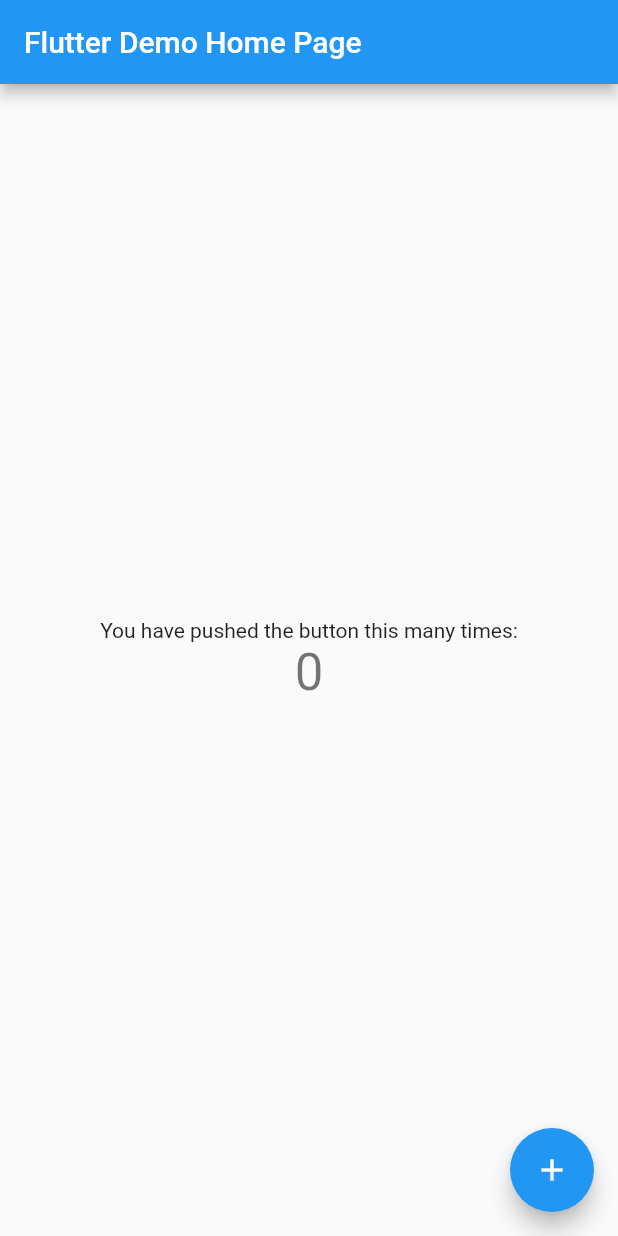
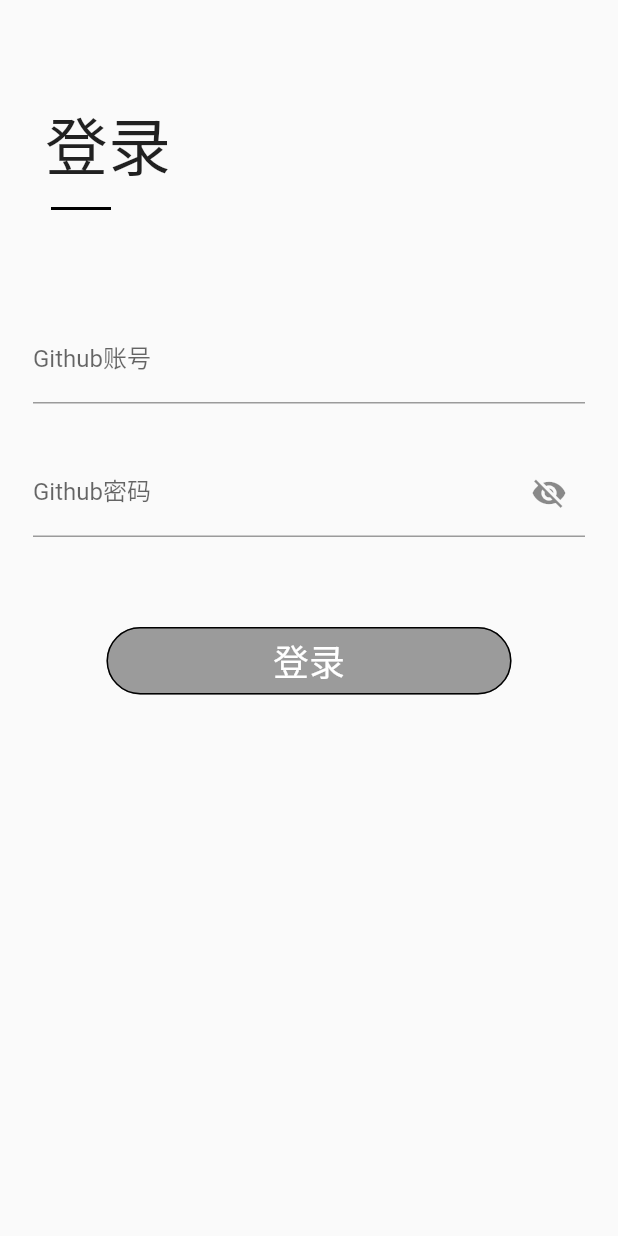
Before and after one commit to Yuzopro/flutter_architecture, a Flutter app: the screen it shows after launch, on a phone screen of 412 x 824 dp. Run offline on Flutter 3.47's test engine with Material 2 defaults, Android fonts, the phone set to English and light mode, and no system bars; our stand-ins replace connectivity, dio, flutter_redux, flutter_spinkit, fluttertoast, redux and 1 more; accounts and stored records are empty; generated files the repository leaves out were written again.

Commit message:
完善代码

```diff
--- a/lib/flutter_architecture.dart
+++ b/lib/flutter_architecture.dart
@@ -10,3 +10,5 @@ export 'package:fluttertoast/fluttertoast.dart';
 export 'package:flutter_architecture/util/log_util.dart';
 export 'package:json_annotation/json_annotation.dart';
 export 'package:rxdart/rxdart.dart';
+export 'package:flutter_redux/flutter_redux.dart';
+export 'package:redux/redux.dart';
--- a/mvp/lib/base/i_base_view.dart
+++ b/mvp/lib/base/i_base_view.dart
@@ -2,6 +2,4 @@ abstract class IBaseView {
   showLoading();
 
   hideLoading();
-
-  showToast(String message);
 }
--- a/mvp/lib/page/login_page.dart
+++ b/mvp/lib/page/login_page.dart
@@ -151,9 +151,7 @@ class _LoginPageState extends BaseState<LoginPage, LoginPresenter, ILoginView>
         labelText: 'Github账号:',
         suffixIcon: new GestureDetector(
           onTap: () {
-            setState(() {
-              _nameController.clear();
-            });
+            _nameController.clear();
           },
           child: new Icon(_nameController.text.length > 0 ? Icons.clear : null),
         ),
--- a/pubspec.yaml
+++ b/pubspec.yaml
@@ -19,6 +19,7 @@ dependencies:
   fluttertoast: ^3.1.0
   cached_network_image: ^0.8.0
   rxdart: ^0.22.0
+  flutter_redux: ^0.5.3
 
 dev_dependencies:
   flutter_test:
--- /dev/null
+++ b/redux/lib/action/login_action.dart
@@ -0,0 +1,24 @@
+import 'package:flutter/widgets.dart';
+import 'package:flutter_architecture/flutter_architecture.dart';
+
+class FetchLoginAction {
+  final BuildContext context;
+  final String userName;
+  final String password;
+
+  FetchLoginAction(this.context, this.userName, this.password);
+}
+
+class ReceivedLoginAction {
+  ReceivedLoginAction(
+    this.token,
+    this.userBean,
+  );
+
+  final String token;
+  final UserBean userBean;
+}
+
+class RequestingLoginAction {}
+
+class ErrorLoadingLoginAction {}
--- /dev/null
+++ b/redux/lib/base/app_state.dart
@@ -0,0 +1,15 @@
+import 'package:flutter/material.dart';
+
+import '../state/login_state.dart';
+
+class AppState {
+  final LoginState loginState;
+
+  AppState({
+    this.loginState,
+  });
+
+  factory AppState.initial() => AppState(
+        loginState: LoginState.initial(),
+      );
+}
--- a/redux/lib/main.dart
+++ b/redux/lib/main.dart
@@ -1,111 +1,55 @@
 import 'package:flutter/material.dart';
+import 'package:flutter_architecture/flutter_architecture.dart';
 
-void main() => runApp(MyApp());
+import 'base/app_reducer.dart';
+import 'base/app_state.dart';
+import 'middleware/login_middleware.dart';
+import 'page/login_page.dart';
 
-class MyApp extends StatelessWidget {
-  // This widget is the root of your application.
+void main() {
+  final store = new Store<AppState>(
+    appReducer,
+    initialState: AppState.initial(),
+    middleware: [
+      LoginMiddleware(),
+    ],
+  );
+
+  runApp(
+    ReduxApp(
+      store: store,
+    ),
+  );
+}
+
+class ReduxApp extends StatelessWidget {
+  final Store<AppState> store;
+
+  const ReduxApp({Key key, this.store}) : super(key: key);
+
   @override
   Widget build(BuildContext context) {
-    return MaterialApp(
-      title: 'Flutter Demo',
-      theme: ThemeData(
-        // This is the theme of your application.
-        //
-        // Try running your application with "flutter run". You'll see the
-        // application has a blue toolbar. Then, without quitting the app, try
-        // changing the primarySwatch below to Colors.green and then invoke
-        // "hot reload" (press "r" in the console where you ran "flutter run",
-        // or simply save your changes to "hot reload" in a Flutter IDE).
-        // Notice that the counter didn't reset back to zero; the application
-        // is not restarted.
-        primarySwatch: Colors.blue,
+    return new StoreProvider<AppState>(
+      store: store,
+      child: StoreConnector<AppState, _ViewModel>(
+        converter: _ViewModel.fromStore,
+        builder: (context, vm) {
+          return MaterialApp(
+            theme: ThemeData(
+              primaryColor: Colors.black,
+            ),
+            home: LoginPage(),
+          );
+        },
       ),
-      home: MyHomePage(title: 'Flutter Demo Home Page'),
     );
   }
 }
 
-class MyHomePage extends StatefulWidget {
-  MyHomePage({Key key, this.title}) : super(key: key);
+class _ViewModel {
+  _ViewModel();
 
-  // This widget is the home page of your application. It is stateful, meaning
-  // that it has a State object (defined below) that contains fields that affect
-  // how it looks.
-
-  // This class is the configuration for the state. It holds the values (in this
-  // case the title) provided by the parent (in this case the App widget) and
-  // used by the build method of the State. Fields in a Widget subclass are
-  // always marked "final".
-
-  final String title;
-
-  @override
-  _MyHomePageState createState() => _MyHomePageState();
-}
-
-class _MyHomePageState extends State<MyHomePage> {
-  int _counter = 0;
-
-  void _incrementCounter() {
-    setState(() {
-      // This call to setState tells the Flutter framework that something has
-      // changed in this State, which causes it to rerun the build method below
-      // so that the display can reflect the updated values. If we changed
-      // _counter without calling setState(), then the build method would not be
-      // called again, and so nothing would appear to happen.
-      _counter++;
-    });
-  }
-
-  @override
-  Widget build(BuildContext context) {
-    // This method is rerun every time setState is called, for instance as done
-    // by the _incrementCounter method above.
-    //
-    // The Flutter framework has been optimized to make rerunning build methods
-    // fast, so that you can just rebuild anything that needs updating rather
-    // than having to individually change instances of widgets.
-    return Scaffold(
-      appBar: AppBar(
-        // Here we take the value from the MyHomePage object that was created by
-        // the App.build method, and use it to set our appbar title.
-        title: Text(widget.title),
-      ),
-      body: Center(
-        // Center is a layout widget. It takes a single child and positions it
-        // in the middle of the parent.
-        child: Column(
-          // Column is also layout widget. It takes a list of children and
-          // arranges them vertically. By default, it sizes itself to fit its
-          // children horizontally, and tries to be as tall as its parent.
-          //
-          // Invoke "debug painting" (press "p" in the console, choose the
-          // "Toggle Debug Paint" action from the Flutter Inspector in Android
-          // Studio, or the "Toggle Debug Paint" command in Visual Studio Code)
-          // to see the wireframe for each widget.
-          //
-          // Column has various properties to control how it sizes itself and
-          // how it positions its children. Here we use mainAxisAlignment to
-          // center the children vertically; the main axis here is the vertical
-          // axis because Columns are vertical (the cross axis would be
-          // horizontal).
-          mainAxisAlignment: MainAxisAlignment.center,
-          children: <Widget>[
-            Text(
-              'You have pushed the button this many times:',
-            ),
-            Text(
-              '$_counter',
-              style: Theme.of(context).textTheme.display1,
-            ),
-          ],
-        ),
-      ),
-      floatingActionButton: FloatingActionButton(
-        onPressed: _incrementCounter,
-        tooltip: 'Increment',
-        child: Icon(Icons.add),
-      ), // This trailing comma makes auto-formatting nicer for build methods.
-    );
+  static _ViewModel fromStore(Store<AppState> store) {
+    return _ViewModel();
   }
 }
--- /dev/null
+++ b/redux/lib/page/login_page.dart
@@ -0,0 +1,200 @@
+import 'package:flutter/material.dart';
+import 'package:flutter_architecture/flutter_architecture.dart';
+import 'package:flutter_redux/flutter_redux.dart';
+import 'package:flutter_spinkit/flutter_spinkit.dart';
+
+import '../action/login_action.dart';
+import '../base/app_state.dart';
+
+class LoginPage extends StatelessWidget {
+  @override
+  Widget build(BuildContext context) {
+    return StoreConnector<AppState, LoginPageViewModel>(
+      distinct: true,
+      converter: (store) => LoginPageViewModel.fromStore(store, context),
+      builder: (_, viewModel) => LoginPageContent(viewModel),
+    );
+  }
+}
+
+class LoginPageContent extends StatefulWidget {
+  final LoginPageViewModel viewModel;
+
+  LoginPageContent(this.viewModel);
+
+  @override
+  State<StatefulWidget> createState() {
+    return _LoginPageContentState();
+  }
+}
+
+class _LoginPageContentState extends State<LoginPageContent> {
+  TextEditingController _nameController;
+  TextEditingController _passwordController;
+
+  bool _obscureText = true;
+
+  @override
+  void initState() {
+    super.initState();
+    _nameController = new TextEditingController();
+    _passwordController = new TextEditingController();
+  }
+
+  @override
+  Widget build(BuildContext context) {
+    return Scaffold(
+        body: Stack(
+      children: <Widget>[
+        Form(
+            child: ListView(
+          padding: EdgeInsets.symmetric(horizontal: 22.0),
+          children: <Widget>[
+            SizedBox(
+              height: kToolbarHeight,
+            ),
+            _buildTitle(),
+            _buildTitleLine(),
+            SizedBox(height: 70.0),
+            _buildNameTextField(),
+            SizedBox(height: 30.0),
+            _buildPasswordTextField(context),
+            SizedBox(height: 60.0),
+            _buildLoginButton(context),
+          ],
+        )),
+        new Offstage(
+          offstage: !widget.viewModel.isLoading,
+          child: new Container(
+            width: MediaQuery.of(context).size.width,
+            height: MediaQuery.of(context).size.height,
+            color: Colors.black54,
+            child: new Center(
+              child: SpinKitCircle(
+                color: Theme.of(context).primaryColor,
+                size: 25.0,
+              ),
+            ),
+          ),
+        )
+      ],
+    ));
+  }
+
+  Align _buildLoginButton(BuildContext context) {
+    return Align(
+      child: SizedBox(
+        height: 45.0,
+        width: 270.0,
+        child: RaisedButton(
+          child: Text(
+            '登录',
+            style: Theme.of(context).primaryTextTheme.headline,
+          ),
+          color: Colors.black,
+          onPressed: _isValidLogin()
+              ? () {
+                  _login();
+                }
+              : null,
+          shape: StadiumBorder(side: BorderSide()),
+        ),
+      ),
+    );
+  }
+
+  TextFormField _buildPasswordTextField(BuildContext context) {
+    return new TextFormField(
+      controller: _passwordController,
+      decoration: new InputDecoration(
+        labelText: 'Github密码',
+        suffixIcon: new GestureDetector(
+          onTap: () {
+            setState(() {
+              _obscureText = !_obscureText;
+            });
+          },
+          child:
+              new Icon(_obscureText ? Icons.visibility_off : Icons.visibility),
+        ),
+      ),
+      maxLines: 1,
+      obscureText: _obscureText,
+    );
+  }
+
+  TextFormField _buildNameTextField() {
+    return new TextFormField(
+      controller: _nameController,
+      decoration: new InputDecoration(
+        labelText: 'Github账号',
+        suffixIcon: new GestureDetector(
+          onTap: () {
+            _nameController.clear();
+          },
+          child: new Icon(_nameController.text.length > 0 ? Icons.clear : null),
+        ),
+      ),
+      maxLines: 1,
+    );
+  }
+
+  Padding _buildTitleLine() {
+    return Padding(
+      padding: EdgeInsets.only(left: 12.0, top: 4.0),
+      child: Align(
+        alignment: Alignment.bottomLeft,
+        child: Container(
+          color: Colors.black,
+          width: 40.0,
+          height: 2.0,
+        ),
+      ),
+    );
+  }
+
+  Padding _buildTitle() {
+    return Padding(
+      padding: EdgeInsets.all(8.0),
+      child: Text(
+        '登录',
+        style: TextStyle(fontSize: 42.0),
+      ),
+    );
+  }
+
+  _isValidLogin() {
+    String name = _nameController.text;
+    String password = _passwordController.text;
+
+    return name.length > 0 && password.length > 0;
+  }
+
+  _login() {
+    String name = _nameController.text;
+    String password = _passwordController.text;
+    widget.viewModel.onLogin(name, password);
+  }
+}
+
+typedef OnLogin = void Function(String name, String password);
+
+class LoginPageViewModel {
+  static final String TAG = "LoginPageViewModel";
+
+  final OnLogin onLogin;
+  final bool isLoading;
+
+  LoginPageViewModel({this.onLogin, this.isLoading});
+
+  static LoginPageViewModel fromStore(
+      Store<AppState> store, BuildContext context) {
+    return LoginPageViewModel(
+      isLoading: store.state.loginState.isLoading,
+      onLogin: (String name, String password) {
+        LogUtil.v('name is $name, password is $password', tag: TAG);
+        store.dispatch(FetchLoginAction(context, name, password));
+      },
+    );
+  }
+}
--- /dev/null
+++ b/redux/lib/state/login_state.dart
@@ -0,0 +1,20 @@
+class LoginState {
+  final bool isLoading;
+  final String token;
+
+  LoginState({this.isLoading, this.token});
+
+  factory LoginState.initial() {
+    return LoginState(
+      isLoading: false,
+      token: '',
+    );
+  }
+
+  LoginState copyWith({bool isLoading, String token}) {
+    return LoginState(
+      isLoading: isLoading ?? this.isLoading,
+      token: token ?? this.token,
+    );
+  }
+}
--- a/redux/pubspec.yaml
+++ b/redux/pubspec.yaml
@@ -1,4 +1,4 @@
-name: redux
+name: redux_arch
 description: A new Flutter application.
 
 # The following defines the version and build number for your application.
@@ -23,6 +23,8 @@ dependencies:
   # The following adds the Cupertino Icons font to your application.
   # Use with the CupertinoIcons class for iOS style icons.
   cupertino_icons: ^0.1.2
+  flutter_architecture:
+    path: ../
 
 dev_dependencies:
   flutter_test:
```
Also changed, not shown: lib/page/home_page.dart (+5 -4 lines), mvc/lib/controller.dart (+12 -3 lines), mvc/lib/page/login_page.dart (+2 -12 lines), mvp/lib/base/base_state.dart (+0 -31 lines), redux/lib/base/app_reducer.dart (added, +8 -0 lines), redux/lib/middleware/login_middleware.dart (added, +46 -0 lines), redux/lib/reducer/login_reducer.dart (added, +28 -0 lines), mvc/pubspec.lock, pubspec.lock, redux/pubspec.lock, 3 other files.
